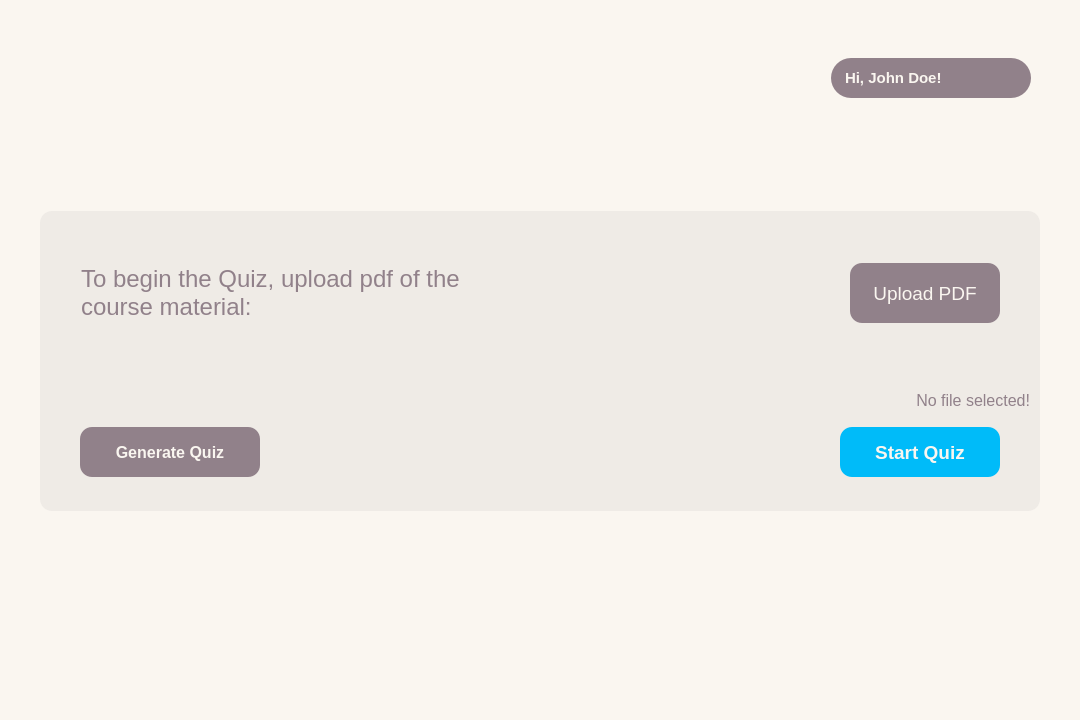
This is Client/home_screen.ui in R-umaria/Section3-Group7-QuizGenie as Qt 5 draws it before an edit. The edited form follows.
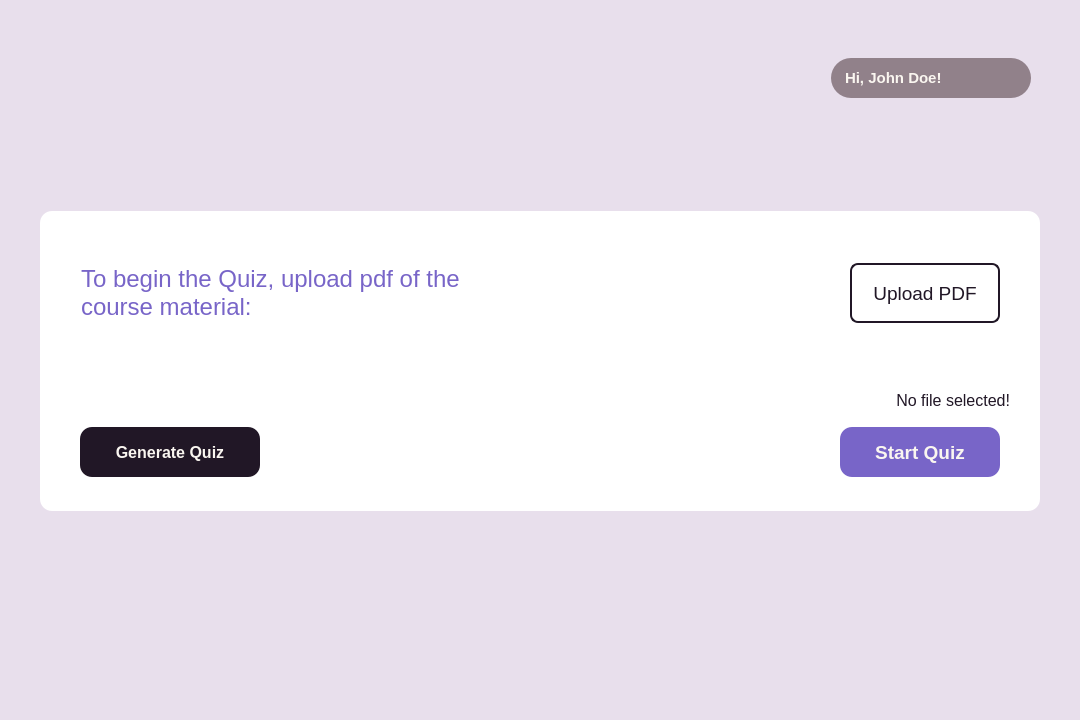
This is the edited form. Icons and pictures are not drawn.

Commit message: updated ui - login_screen & home_screen updated

Diff of the .ui file:
```diff
--- a/Client/home_screen.ui
+++ b/Client/home_screen.ui
@@ -23,7 +23,7 @@
    <number>-2</number>
   </property>
   <property name="styleSheet">
-   <string notr="true">background-color: #FAF6F0;</string>
+   <string notr="true">background-color: #e8dfec;</string>
   </property>
   <layout class="QHBoxLayout" name="horizontalLayout_4">
    <item alignment="Qt::AlignmentFlag::AlignTop">
@@ -184,7 +184,7 @@
          <bool>false</bool>
         </property>
         <property name="styleSheet">
-         <string notr="true">background-color: rgba(145, 129, 138, 0.1);
+         <string notr="true">background-color: rgba(255, 255, 255, 1);
 border-radius: 12px;</string>
         </property>
         <layout class="QVBoxLayout" name="verticalLayout">
@@ -249,7 +249,7 @@
               </font>
              </property>
              <property name="styleSheet">
-              <string notr="true">color: #91818A; background-color: none;</string>
+              <string notr="true">color: #7865c8; background-color: none;</string>
              </property>
              <property name="lineWidth">
               <number>0</number>
@@ -302,8 +302,9 @@
              </property>
              <property name="styleSheet">
               <string notr="true">padding: 10px; 
-background-color: #91818A;
-color: #FAF6F0;</string>
+color: #211726;
+border: 2px solid #211726;
+border-radius: 8px;</string>
              </property>
              <property name="text">
               <string>Upload PDF</string>
@@ -347,7 +348,9 @@
             </font>
            </property>
            <property name="styleSheet">
-            <string notr="true">color: #91818A; background-color: none;</string>
+            <string notr="true">color: #211726;
+padding-right: 20px;
+background-color: none;</string>
            </property>
            <property name="text">
             <string>No file selected!</string>
@@ -413,7 +416,7 @@
               <cursorShape>PointingHandCursor</cursorShape>
              </property>
              <property name="styleSheet">
-              <string notr="true">background-color: #91818A; color: #FAF6F0;</string>
+              <string notr="true">background-color: #211726; color: #FAF6F0;</string>
              </property>
              <property name="text">
               <string>Generate Quiz</string>
@@ -481,7 +484,7 @@
               <cursorShape>PointingHandCursor</cursorShape>
              </property>
              <property name="styleSheet">
-              <string notr="true">background-color: #00BBF9;
+              <string notr="true">background-color: #7865c8;
 color: #FAF6F0;</string>
              </property>
              <property name="text">
```
The commit also changes 23 other files.
